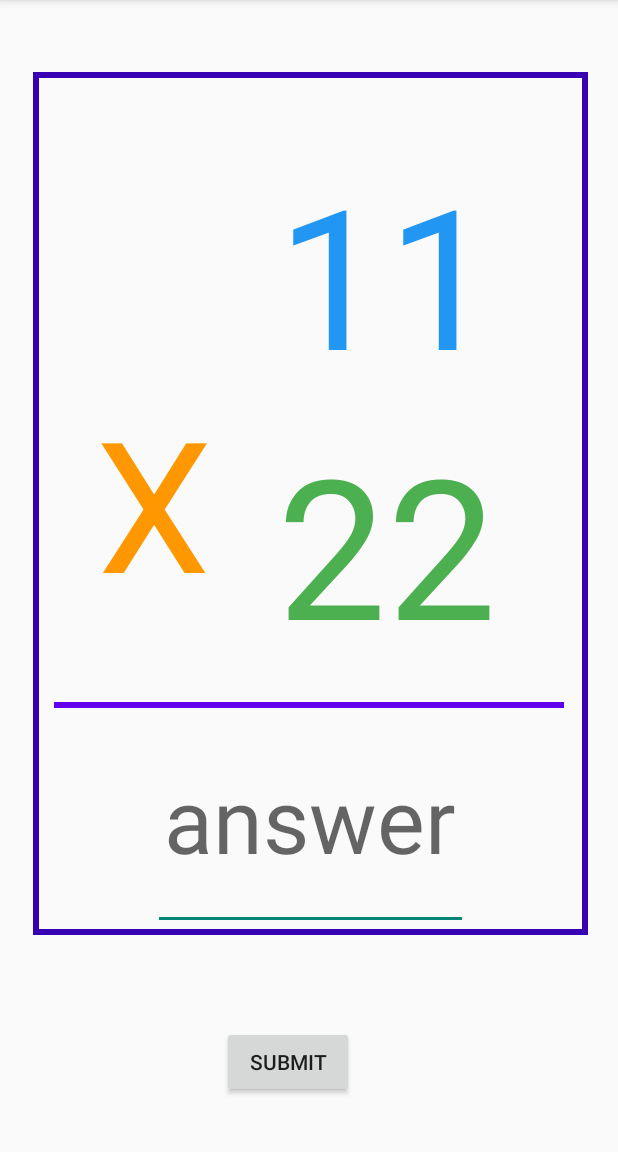
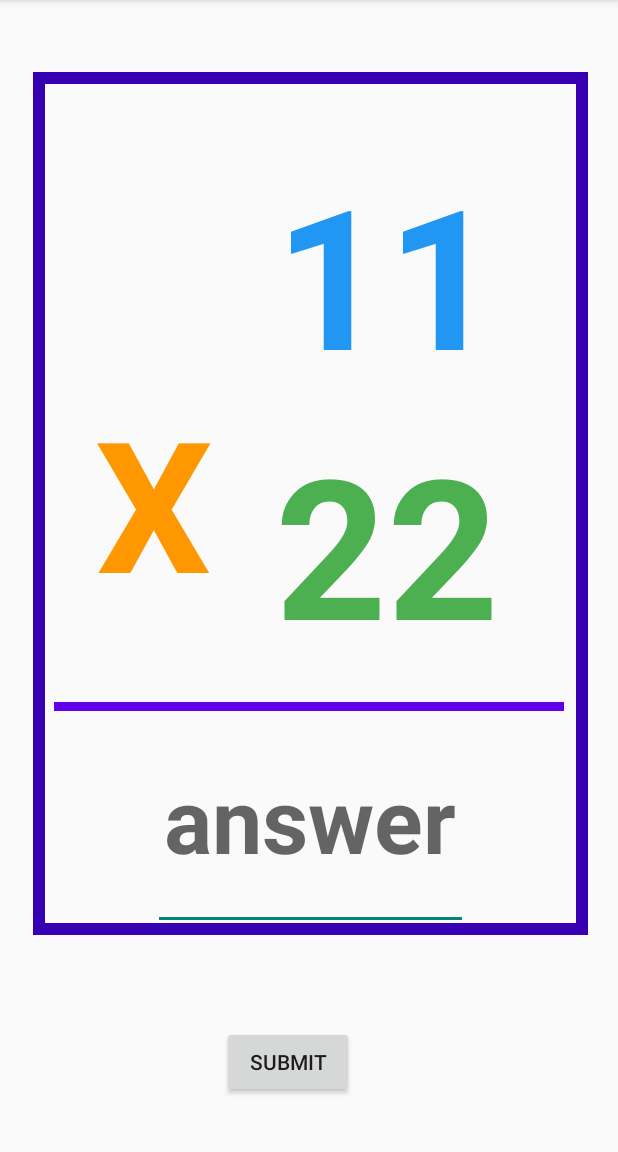
Before and after one commit to jthieme/FlashCardApp, an Android app: the screen it shows after launch (MainActivity), on a phone screen of 412 x 824 dp, the part 84-1236 px from its top. Run offline under Robolectric (Android 15) with nearby library versions, the phone set to English and light mode, and no system bars.

Commit message:
made the numbers bold to help it look more real

```diff
--- a/app/src/main/res/drawable/textview_border.xml
+++ b/app/src/main/res/drawable/textview_border.xml
@@ -3,6 +3,6 @@
     android:shape="rectangle">
     <stroke
         android:color="@color/design_default_color_primary_dark"
-        android:width="4dp"/>
+        android:width="8dp"/>
 
 </shape>
--- a/app/src/main/res/layout/activity_main.xml
+++ b/app/src/main/res/layout/activity_main.xml
@@ -32,6 +32,7 @@
         android:textAlignment="center"
         android:textColor="#2196F3"
         android:textSize="130dp"
+        android:textStyle="bold"
         app:layout_constraintBottom_toTopOf="@+id/bottomNum"
         app:layout_constraintEnd_toEndOf="parent"
         app:layout_constraintTop_toTopOf="parent"
@@ -44,8 +45,10 @@
         android:layout_marginTop="252dp"
         android:text="X"
         android:textAlignment="center"
+        android:textAllCaps="false"
         android:textColor="#FF9800"
         android:textSize="125dp"
+        android:textStyle="bold"
         app:layout_constraintEnd_toStartOf="@+id/bottomNum"
         app:layout_constraintHorizontal_bias="1.0"
         app:layout_constraintStart_toStartOf="parent"
@@ -61,13 +64,14 @@
         android:textAlignment="center"
         android:textColor="#4CAF50"
         android:textSize="130dp"
+        android:textStyle="bold"
         app:layout_constraintBottom_toBottomOf="parent"
         app:layout_constraintEnd_toEndOf="parent" />
 
 
     <View
         android:layout_width="340dp"
-        android:layout_height="4dp"
+        android:layout_height="6dp"
         android:layout_marginStart="36dp"
         android:layout_marginTop="12dp"
         android:background="@color/design_default_color_primary"
@@ -85,6 +89,7 @@
         android:inputType="number"
         android:textAlignment="center"
         android:textSize="60sp"
+        android:textStyle="bold"
         app:layout_constraintBottom_toTopOf="@+id/button"
         app:layout_constraintEnd_toEndOf="parent"
         tools:ignore="TouchTargetSizeCheck" />
```
